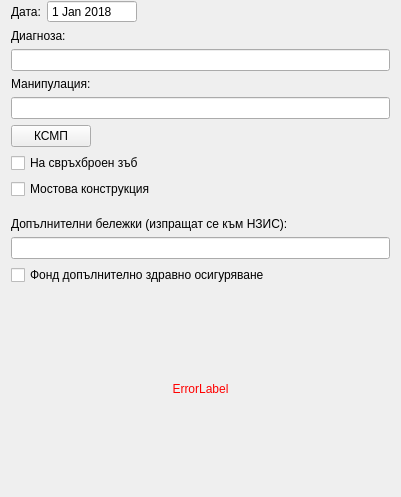
The window that src/View/SubWidgets/CommonFields.ui (thefinalcutbg/DinoDent) describes before a commit, drawn with Qt 5.
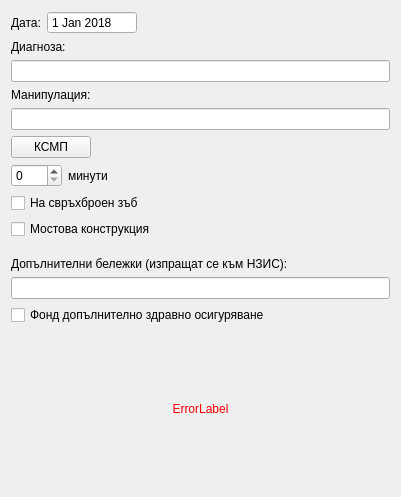
The same window after the commit. Custom widgets are drawn as their Qt base class.

```diff
--- a/src/View/SubWidgets/CommonFields.ui
+++ b/src/View/SubWidgets/CommonFields.ui
@@ -25,10 +25,7 @@
   <property name="windowTitle">
    <string>CommonFields</string>
   </property>
-  <layout class="QVBoxLayout" name="verticalLayout_2">
-   <property name="topMargin">
-    <number>0</number>
-   </property>
+  <layout class="QVBoxLayout" name="verticalLayout">
    <item>
     <layout class="QHBoxLayout" name="horizontalLayout">
      <item>
@@ -135,6 +132,49 @@
      </item>
     </layout>
    </item>
+   <item>
+    <layout class="QHBoxLayout" name="horizontalLayout_3">
+     <item>
+      <widget class="QSpinBox" name="minutesSpin">
+       <property name="sizePolicy">
+        <sizepolicy hsizetype="Preferred" vsizetype="Fixed">
+         <horstretch>0</horstretch>
+         <verstretch>0</verstretch>
+        </sizepolicy>
+       </property>
+       <property name="minimumSize">
+        <size>
+         <width>51</width>
+         <height>0</height>
+        </size>
+       </property>
+       <property name="maximum">
+        <number>240</number>
+       </property>
+      </widget>
+     </item>
+     <item>
+      <widget class="QLabel" name="minutesLabel">
+       <property name="text">
+        <string>минути</string>
+       </property>
+      </widget>
+     </item>
+     <item>
+      <spacer name="horizontalSpacer_2">
+       <property name="orientation">
+        <enum>Qt::Horizontal</enum>
+       </property>
+       <property name="sizeHint" stdset="0">
+        <size>
+         <width>40</width>
+         <height>20</height>
+        </size>
+       </property>
+      </spacer>
+     </item>
+    </layout>
+   </item>
    <item>
     <widget class="QCheckBox" name="hyperdonticCheckBox">
      <property name="text">
```
